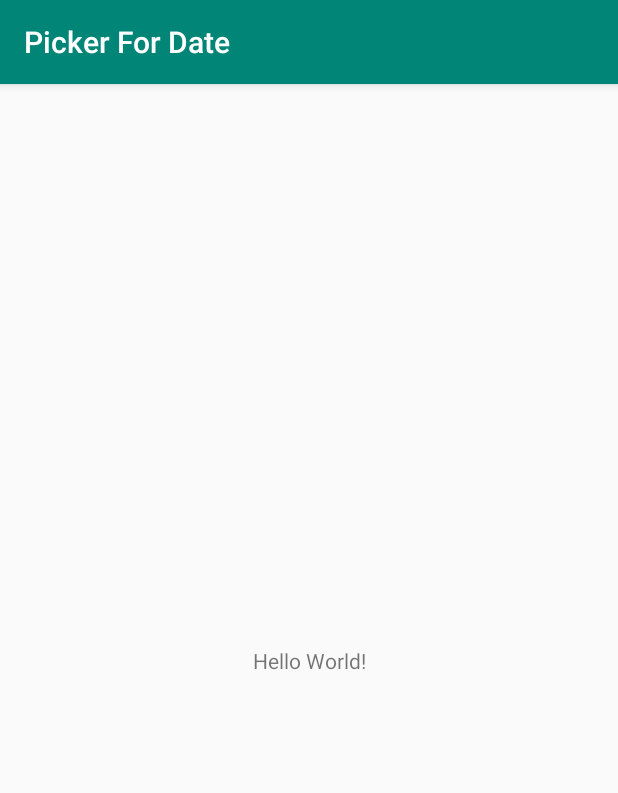
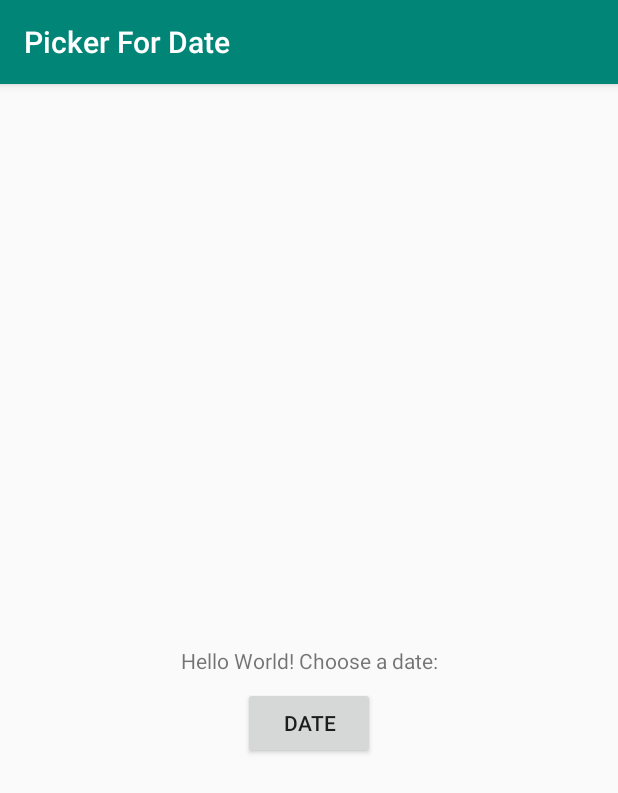
Before and after one commit to shashank205/AndroidHelloWorld, an Android app: the screen it shows after launch (MainActivity), on a phone screen of 412 x 824 dp. Shown: the top 793 px of the screen. Run offline under Robolectric (Android 15) with nearby library versions, the light colour scheme and no system bars.

Commit message:
Picker For Date: Use a picker

```diff
--- a/pickerfordate/build.gradle
+++ b/pickerfordate/build.gradle
@@ -22,6 +22,7 @@ dependencies {
     implementation fileTree(dir: 'libs', include: ['*.jar'])
     implementation 'com.android.support:appcompat-v7:28.0.0'
     implementation 'com.android.support.constraint:constraint-layout:1.1.3'
+    implementation 'com.android.support:support-v4:28.0.0'
     testImplementation 'junit:junit:4.12'
     androidTestImplementation 'com.android.support.test:runner:1.0.2'
     androidTestImplementation 'com.android.support.test.espresso:espresso-core:3.0.2'
--- a/pickerfordate/src/main/res/layout/activity_main.xml
+++ b/pickerfordate/src/main/res/layout/activity_main.xml
@@ -7,12 +7,28 @@
     tools:context=".MainActivity">
 
     <TextView
+        android:id="@+id/textView"
         android:layout_width="wrap_content"
         android:layout_height="wrap_content"
-        android:text="Hello World!"
+        android:text="@string/hello_world_text"
         app:layout_constraintBottom_toBottomOf="parent"
         app:layout_constraintLeft_toLeftOf="parent"
         app:layout_constraintRight_toRightOf="parent"
         app:layout_constraintTop_toTopOf="parent" />
 
+    <Button
+        android:id="@+id/button"
+        android:layout_width="wrap_content"
+        android:layout_height="wrap_content"
+        android:layout_marginStart="8dp"
+        android:layout_marginLeft="8dp"
+        android:layout_marginTop="8dp"
+        android:layout_marginEnd="8dp"
+        android:layout_marginRight="8dp"
+        android:onClick="showDatePicker"
+        android:text="@string/button_date"
+        app:layout_constraintEnd_toEndOf="parent"
+        app:layout_constraintStart_toStartOf="parent"
+        app:layout_constraintTop_toBottomOf="@+id/textView" />
+
 </android.support.constraint.ConstraintLayout>
--- a/pickerfordate/src/main/res/values/strings.xml
+++ b/pickerfordate/src/main/res/values/strings.xml
@@ -1,3 +1,6 @@
 <resources>
     <string name="app_name">Picker For Date</string>
+    <string name="button_date">Date</string>
+    <string name="hello_world_text">Hello World! Choose a date:</string>
+    <string name="datepicker">datePicker</string>
 </resources>
```
Also changed, not shown: pickerfordate/src/main/java/com/example/pickerfordate/DatePickerFragment.java (added, +34 -0 lines), pickerfordate/src/main/java/com/example/pickerfordate/MainActivity.java (+16 -0 lines).
